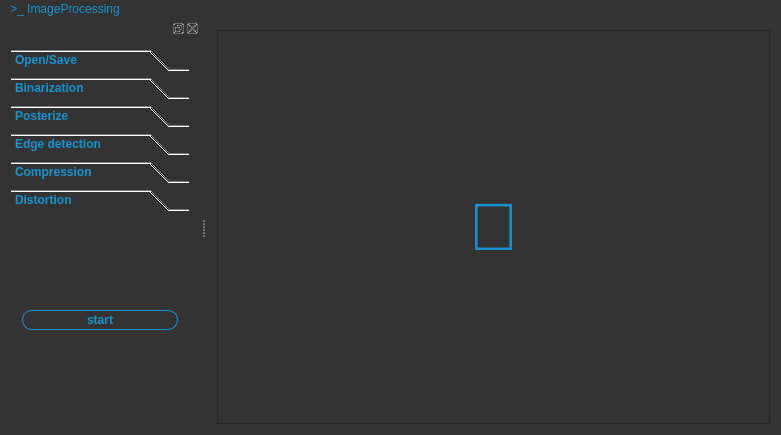
This is qt/ImageProcessing/mainwindow.ui in mrdakj/image_processing as Qt 5 draws it before an edit. The edited form follows.
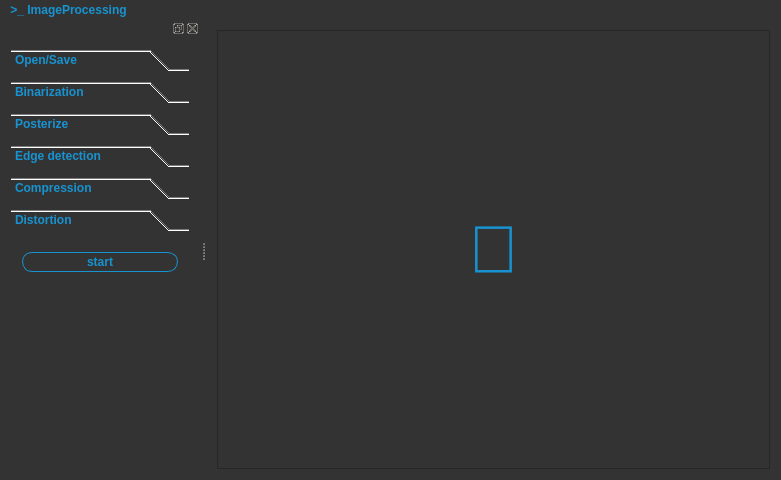
This is the edited form. The open tabs and pages were chosen to show the change. Custom widgets are drawn as their Qt base class.

```diff
--- a/qt/ImageProcessing/mainwindow.ui
+++ b/qt/ImageProcessing/mainwindow.ui
@@ -7,13 +7,13 @@
     <x>0</x>
     <y>0</y>
     <width>781</width>
-    <height>435</height>
+    <height>480</height>
    </rect>
   </property>
   <property name="minimumSize">
    <size>
     <width>640</width>
-    <height>405</height>
+    <height>480</height>
    </size>
   </property>
   <property name="font">
@@ -56,6 +56,7 @@
 	font: 75 14pt &quot;Terminus (TTF)&quot;;
 	color : #1793D1;
 	background: #333333;
+    font-weight:bold;
 }
 
 </string>
@@ -105,7 +106,7 @@
        <property name="spacing">
         <number>0</number>
        </property>
-       <item row="0" column="0">
+       <item row="0" column="1">
         <widget class="displayLabel" name="displayImageLabel">
          <property name="sizePolicy">
           <sizepolicy hsizetype="MinimumExpanding" vsizetype="MinimumExpanding">
@@ -162,7 +163,7 @@
    <property name="minimumSize">
     <size>
      <width>200</width>
-     <height>348</height>
+     <height>432</height>
     </size>
    </property>
    <property name="autoFillBackground">
@@ -218,6 +219,9 @@
        <property name="currentIndex">
         <number>0</number>
        </property>
+       <property name="tabSpacing">
+        <number>10</number>
+       </property>
        <widget class="QWidget" name="open_save">
         <property name="geometry">
          <rect>
@@ -430,10 +434,36 @@
            </property>
           </widget>
          </item>
+         <item>
+          <spacer name="verticalSpacer_2">
+           <property name="orientation">
+            <enum>Qt::Vertical</enum>
+           </property>
+           <property name="sizeHint" stdset="0">
+            <size>
+             <width>20</width>
+             <height>40</height>
+            </size>
+           </property>
+          </spacer>
+         </item>
         </layout>
        </widget>
       </widget>
      </item>
+     <item row="1" column="1">
+      <spacer name="verticalSpacer">
+       <property name="orientation">
+        <enum>Qt::Vertical</enum>
+       </property>
+       <property name="sizeHint" stdset="0">
+        <size>
+         <width>20</width>
+         <height>40</height>
+        </size>
+       </property>
+      </spacer>
+     </item>
     </layout>
    </widget>
   </widget>
@@ -446,12 +476,19 @@
      <height>32</height>
     </rect>
    </property>
-   <widget class="QMenu" name="menuIP">
+   <property name="styleSheet">
+    <string notr="true">QMenuBar::item { 
+	color : #1793D1;
+	background:#333333;
+	font:  &quot;Terminus (TTF)&quot;;
+ }</string>
+   </property>
+   <widget class="QMenu" name="menu_ImageProcessing">
     <property name="title">
      <string>&gt;_ ImageProcessing</string>
     </property>
    </widget>
-   <addaction name="menuIP"/>
+   <addaction name="menu_ImageProcessing"/>
   </widget>
  </widget>
  <layoutdefault spacing="6" margin="11"/>
```
Left out of the diff: 6 changed lines with no effect on the pictures.
